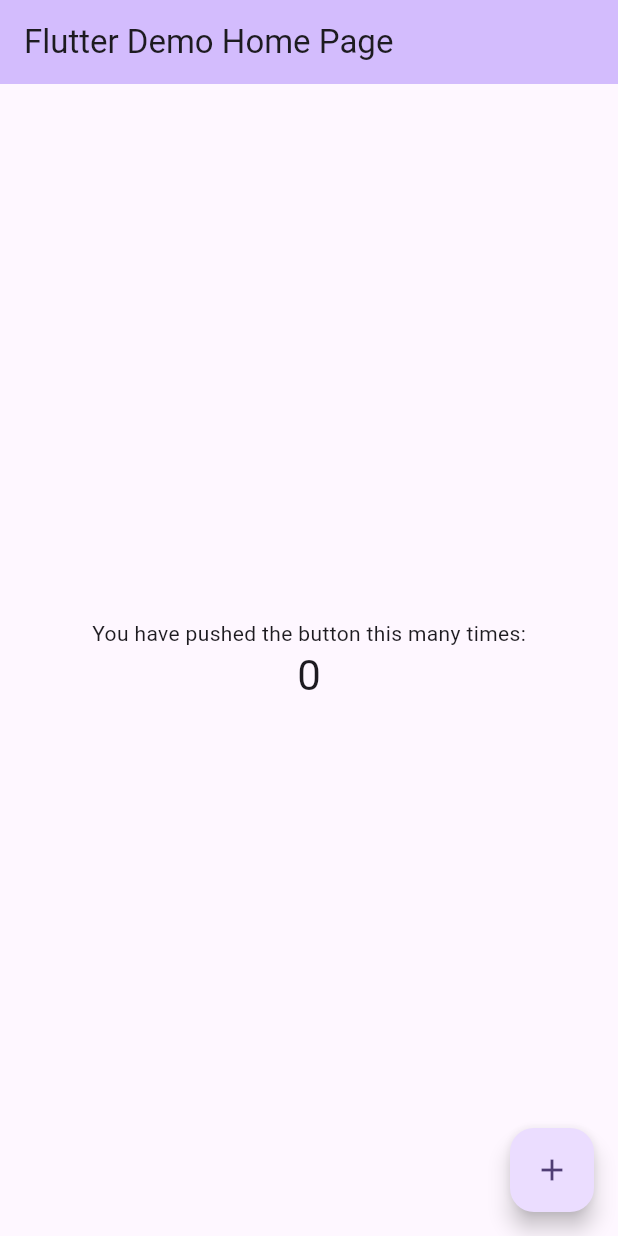
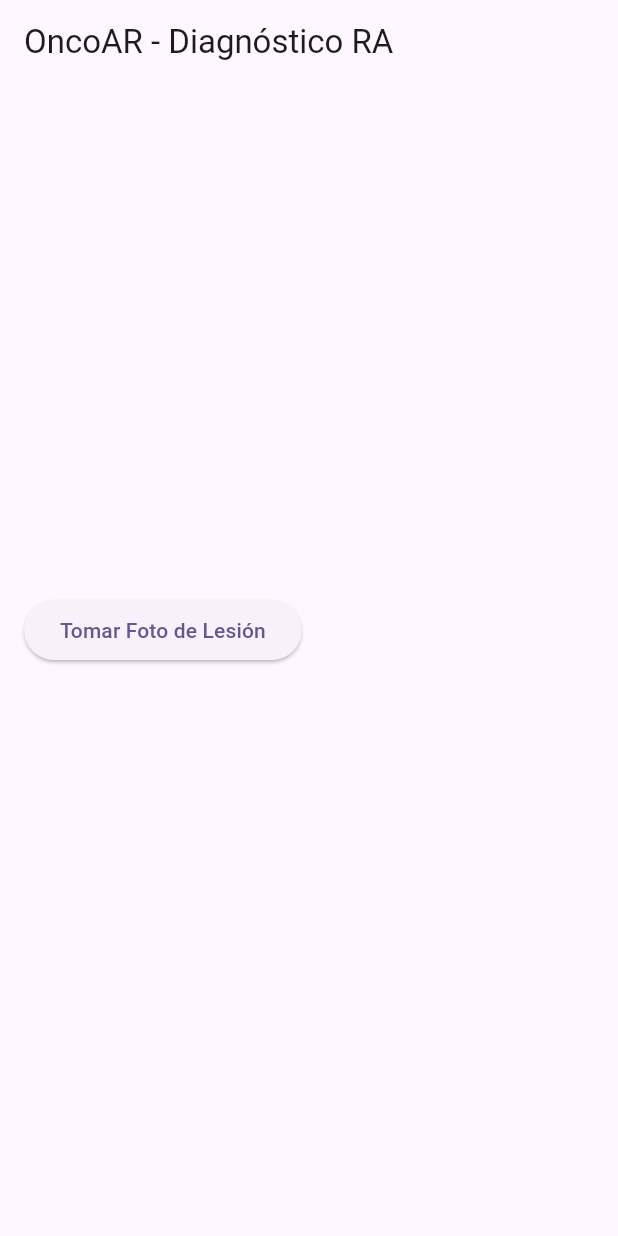
Before and after one commit to anyelius64/OncoAR-Skin, a Flutter app: the screen it shows after launch, on a phone screen of 412 x 824 dp. Run offline on Flutter 3.47's test engine with Material 3 defaults, Android fonts, the phone set to English and light mode, and no system bars; our stand-ins replace image_picker; missing offline and left inert: tflite_flutter.

Commit message:
commit 2 intalacion de dependencias preparacoin de datos y carga del modelo

```diff
--- a/oncoar_skin/lib/main.dart
+++ b/oncoar_skin/lib/main.dart
@@ -1,4 +1,5 @@
 import 'package:flutter/material.dart';
+import 'ui/home_page.dart'; // Asegúrate de importar tu HomePage
 
 void main() {
   runApp(const MyApp());
@@ -7,116 +8,14 @@
 class MyApp extends StatelessWidget {
   const MyApp({super.key});
 
-  // This widget is the root of your application.
   @override
   Widget build(BuildContext context) {
     return MaterialApp(
-      title: 'Flutter Demo',
+      title: 'OncoAR Skin',
       theme: ThemeData(
-        // This is the theme of your application.
-        //
-        // TRY THIS: Try running your application with "flutter run". You'll see
-        // the application has a purple toolbar. Then, without quitting the app,
-        // try changing the seedColor in the colorScheme below to Colors.green
-        // and then invoke "hot reload" (save your changes or press the "hot
-        // reload" button in a Flutter-supported IDE, or press "r" if you used
-        // the command line to start the app).
-        //
-        // Notice that the counter didn't reset back to zero; the application
-        // state is not lost during the reload. To reset the state, use hot
-        // restart instead.
-        //
-        // This works for code too, not just values: Most code changes can be
-        // tested with just a hot reload.
         colorScheme: ColorScheme.fromSeed(seedColor: Colors.deepPurple),
       ),
-      home: const MyHomePage(title: 'Flutter Demo Home Page'),
+      home: HomePage(), // Aquí cargas tu HomePage con el botón
     );
   }
 }
-
-class MyHomePage extends StatefulWidget {
-  const MyHomePage({super.key, required this.title});
-
-  // This widget is the home page of your application. It is stateful, meaning
-  // that it has a State object (defined below) that contains fields that affect
-  // how it looks.
-
-  // This class is the configuration for the state. It holds the values (in this
-  // case the title) provided by the parent (in this case the App widget) and
-  // used by the build method of the State. Fields in a Widget subclass are
-  // always marked "final".
-
-  final String title;
-
-  @override
-  State<MyHomePage> createState() => _MyHomePageState();
-}
-
-class _MyHomePageState extends State<MyHomePage> {
-  int _counter = 0;
-
-  void _incrementCounter() {
-    setState(() {
-      // This call to setState tells the Flutter framework that something has
-      // changed in this State, which causes it to rerun the build method below
-      // so that the display can reflect the updated values. If we changed
-      // _counter without calling setState(), then the build method would not be
-      // called again, and so nothing would appear to happen.
-      _counter++;
-    });
-  }
-
-  @override
-  Widget build(BuildContext context) {
-    // This method is rerun every time setState is called, for instance as done
-    // by the _incrementCounter method above.
-    //
-    // The Flutter framework has been optimized to make rerunning build methods
-    // fast, so that you can just rebuild anything that needs updating rather
-    // than having to individually change instances of widgets.
-    return Scaffold(
-      appBar: AppBar(
-        // TRY THIS: Try changing the color here to a specific color (to
-        // Colors.amber, perhaps?) and trigger a hot reload to see the AppBar
-        // change color while the other colors stay the same.
-        backgroundColor: Theme.of(context).colorScheme.inversePrimary,
-        // Here we take the value from the MyHomePage object that was created by
-        // the App.build method, and use it to set our appbar title.
-        title: Text(widget.title),
-      ),
-      body: Center(
-        // Center is a layout widget. It takes a single child and positions it
-        // in the middle of the parent.
-        child: Column(
-          // Column is also a layout widget. It takes a list of children and
-          // arranges them vertically. By default, it sizes itself to fit its
-          // children horizontally, and tries to be as tall as its parent.
-          //
-          // Column has various properties to control how it sizes itself and
-          // how it positions its children. Here we use mainAxisAlignment to
-          // center the children vertically; the main axis here is the vertical
-          // axis because Columns are vertical (the cross axis would be
-          // horizontal).
-          //
-          // TRY THIS: Invoke "debug painting" (choose the "Toggle Debug Paint"
-          // action in the IDE, or press "p" in the console), to see the
-          // wireframe for each widget.
-          mainAxisAlignment: MainAxisAlignment.center,
-          children: <Widget>[
-            const Text('You have pushed the button this many times:'),
-            Text(
-              '$_counter',
-              style: Theme.of(context).textTheme.headlineMedium,
-            ),
-          ],
-        ),
-      ),
-      floatingActionButton: FloatingActionButton(
-        onPressed: _incrementCounter,
-        tooltip: 'Increment',
-        child: const Icon(Icons.add),
-      ), // This trailing comma makes auto-formatting nicer for build methods.
-    );
-  }
-}
--- /dev/null
+++ b/oncoar_skin/lib/ui/home_page.dart
@@ -0,0 +1,119 @@
+import 'dart:io';
+import 'package:flutter/material.dart';
+import 'package:image_picker/image_picker.dart';
+import '../services/ia_service.dart';
+import 'ar_view_page.dart';
+
+class HomePage extends StatefulWidget {
+  @override
+  _HomePageState createState() => _HomePageState();
+}
+
+class _HomePageState extends State<HomePage> {
+  final IAService iaService = IAService();
+  File? _image;
+  List<double>? _predictions;
+  String _diagnosis = "";
+  bool _modelReady = false;
+
+  @override
+  void initState() {
+    super.initState();
+    _initModel();
+  }
+
+  Future<void> _initModel() async {
+    await iaService.loadModel();
+    setState(() {
+      _modelReady = iaService.isReady;
+    });
+  }
+
+  Future<void> _pickImage() async {
+    if (!_modelReady) {
+      ScaffoldMessenger.of(context).showSnackBar(
+        const SnackBar(content: Text("El modelo aún no está listo")),
+      );
+      return;
+    }
+
+    final picker = ImagePicker();
+    final picked = await picker.pickImage(source: ImageSource.camera);
+
+    if (picked != null) {
+      File imageFile = File(picked.path);
+      final predictions = await iaService.predict(imageFile);
+
+      if (predictions.isEmpty) {
+        ScaffoldMessenger.of(context).showSnackBar(
+          const SnackBar(content: Text("Error al procesar la imagen")),
+        );
+        return;
+      }
+
+      // Encontrar índice con mayor probabilidad
+      int maxIndex = 0;
+      double maxProb = predictions[0];
+      for (int i = 1; i < predictions.length; i++) {
+        if (predictions[i] > maxProb) {
+          maxProb = predictions[i];
+          maxIndex = i;
+        }
+      }
+
+      List<String> labels = ["Benigno", "Melanoma", "Nevus", "Queratosis", "Otra"];
+      String diagnosis = (maxIndex < labels.length) ? labels[maxIndex] : "Desconocido";
+
+      setState(() {
+        _image = imageFile;
+        _predictions = predictions;
+        _diagnosis = "$diagnosis - Precisión ${(maxProb * 100).toStringAsFixed(1)}%";
+      });
+
+      Navigator.push(
+        context,
+        MaterialPageRoute(
+          builder: (_) => ARViewPage(diagnosisText: _diagnosis),
+        ),
+      );
+    }
+  }
+
+  @override
+  Widget build(BuildContext context) {
+    return Scaffold(
+      appBar: AppBar(title: const Text("OncoAR - Diagnóstico RA")),
+      body: SafeArea(
+        child: Padding(
+          padding: const EdgeInsets.all(16.0),
+          child: Column(
+            mainAxisAlignment: MainAxisAlignment.center,
+            crossAxisAlignment: CrossAxisAlignment.center,
+            children: [
+              if (!_modelReady)
+                const CircularProgressIndicator()
+              else
+                ElevatedButton(
+                  onPressed: _pickImage,
+                  child: const Text("Tomar Foto de Lesión"),
+                ),
+              const SizedBox(height: 20),
+              if (_image != null)
+                Image.file(
+                  _image!,
+                  height: 300,
+                  fit: BoxFit.contain,
+                ),
+              const SizedBox(height: 20),
+              if (_predictions != null)
+                Text(
+                  "Predicciones: ${_predictions!.map((e) => e.toStringAsFixed(2)).join(", ")}",
+                  textAlign: TextAlign.center,
+                ),
+            ],
+          ),
+        ),
+      ),
+    );
+  }
+}
```
Also changed, not shown: oncoar_skin/lib/services/ia_service.dart (added, +66 -0 lines), oncoar_skin/lib/ui/ar_view_page.dart (added, +28 -0 lines), oncoar_skin/pubspec.yaml (+15 -3 lines), oncoar_skin/lib/models/scan_results.dart (added), oncoar_skin/lib/services/ar_service.dart (added), oncoar_skin/lib/services/storage_service.dart (added), oncoar_skin/lib/ui/history_page.dart (added), oncoar_skin/lib/ui/result_page.dart (added), oncoar_skin/lib/widgets/overlay_marker.dart (added), oncoar_skin/pubspec.lock, 8 other files.
